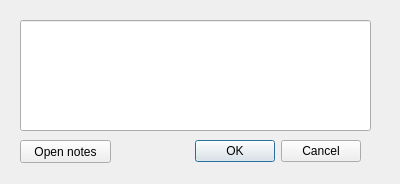
This is screens/addnotesdialog.ui in PCSchool/demonstrator as Qt 5 draws it before an edit. The edited form follows.
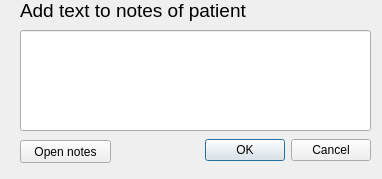
This is the edited form.

Diff of the .ui file:
```diff
--- a/screens/addnotesdialog.ui
+++ b/screens/addnotesdialog.ui
@@ -6,8 +6,8 @@
    <rect>
     <x>0</x>
     <y>0</y>
-    <width>400</width>
-    <height>184</height>
+    <width>382</width>
+    <height>179</height>
    </rect>
   </property>
   <property name="windowTitle">
@@ -16,9 +16,9 @@
   <widget class="QDialogButtonBox" name="buttonBox">
    <property name="geometry">
     <rect>
-     <x>160</x>
-     <y>131</y>
-     <width>201</width>
+     <x>180</x>
+     <y>130</y>
+     <width>191</width>
      <height>41</height>
     </rect>
    </property>
@@ -29,16 +29,6 @@
     <set>QDialogButtonBox::Cancel|QDialogButtonBox::Ok</set>
    </property>
   </widget>
-  <widget class="QLineEdit" name="tbText">
-   <property name="geometry">
-    <rect>
-     <x>20</x>
-     <y>20</y>
-     <width>351</width>
-     <height>111</height>
-    </rect>
-   </property>
-  </widget>
   <widget class="QDialogButtonBox" name="buttonBox_2">
    <property name="geometry">
     <rect>
@@ -68,6 +58,34 @@
     <string>Open notes</string>
    </property>
   </widget>
+  <widget class="QLabel" name="label">
+   <property name="geometry">
+    <rect>
+     <x>20</x>
+     <y>0</y>
+     <width>371</width>
+     <height>21</height>
+    </rect>
+   </property>
+   <property name="font">
+    <font>
+     <pointsize>14</pointsize>
+    </font>
+   </property>
+   <property name="text">
+    <string>Add text to notes of patient</string>
+   </property>
+  </widget>
+  <widget class="QLineEdit" name="tbText">
+   <property name="geometry">
+    <rect>
+     <x>20</x>
+     <y>30</y>
+     <width>351</width>
+     <height>101</height>
+    </rect>
+   </property>
+  </widget>
  </widget>
  <resources/>
  <connections>
```
